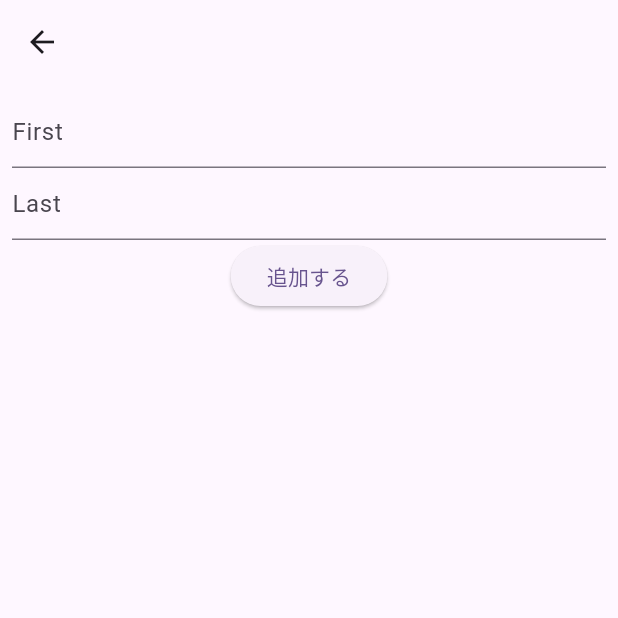
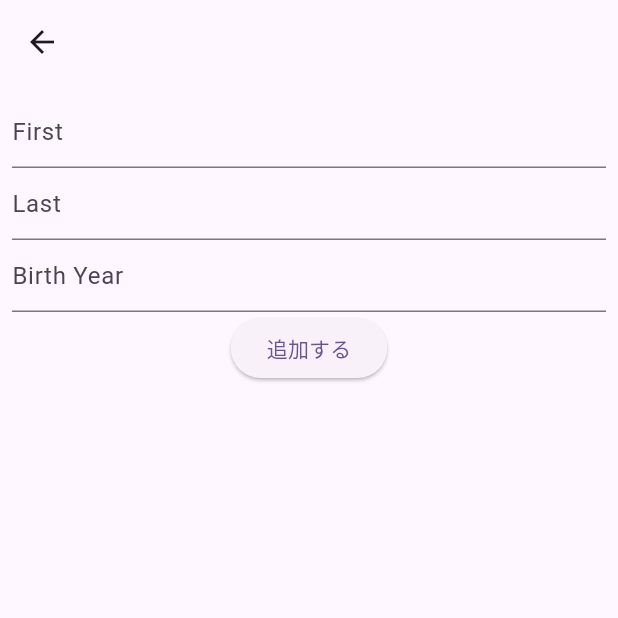
Before and after one commit to izumi1134/firebase_bookmark, a Flutter app: the AddPage screen opened directly, on a phone screen of 412 x 824 dp, the top half of it. Run offline on Flutter 3.47's test engine with Material 3 defaults, Android fonts, the phone set to English and light mode, and no system bars; our stand-ins replace cloud_firestore, firebase_core; accounts and stored records are empty.

Commit message:
third commit

```diff
--- a/lib/add_page.dart
+++ b/lib/add_page.dart
@@ -1,11 +1,17 @@
 import 'package:cloud_firestore/cloud_firestore.dart';
 import 'package:flutter/material.dart';
 
-class AddPage extends StatelessWidget {
+class AddPage extends StatefulWidget {
   AddPage({Key? key}) : super(key: key);
 
+  @override
+  _AddPageState createState() => _AddPageState();
+}
+
+class _AddPageState extends State<AddPage> {
   String first = '';
   String last = '';
+  int? birthYear;
 
   @override
   Widget build(BuildContext context) {
@@ -31,6 +37,14 @@ class AddPage extends StatelessWidget {
                 last = text;
               },
             ),
+            TextField(
+              decoration: InputDecoration(
+                hintText: 'Birth Year',
+              ),
+              onChanged: (text) {
+                birthYear = int.tryParse(text);
+              },
+            ),
             ElevatedButton(
               onPressed: () async {
                 await _addToFirebase();
@@ -50,7 +64,7 @@ class AddPage extends StatelessWidget {
     final user = <String, dynamic>{
       "first": first,
       "last": last,
-      "born": 1991,
+      "born": birthYear,
     };
 
 // Add a new document with a generated ID
```
Also changed, not shown: lib/main.dart (+35 -4 lines).
